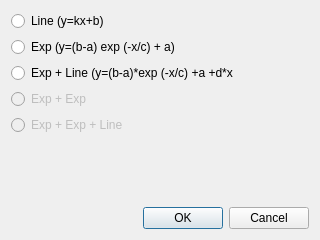
Before: the Qt Designer form src/client/selectapproximationdialog.ui in uazure/qLab, drawn with Qt 5.
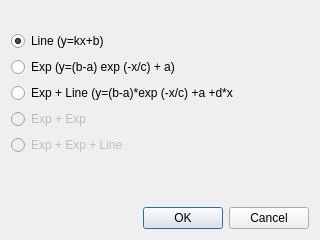
After: the same form once the commit is applied.

Commit message:
Finished first version of approximation dialogs.
Next step is to call approximation functions and debug their output.

```diff
--- a/src/client/selectapproximationdialog.ui
+++ b/src/client/selectapproximationdialog.ui
@@ -14,11 +14,24 @@
    <string>Select approximation function</string>
   </property>
   <layout class="QVBoxLayout" name="verticalLayout">
+   <item>
+    <widget class="QLabel" name="label">
+     <property name="text">
+      <string/>
+     </property>
+     <property name="alignment">
+      <set>Qt::AlignCenter</set>
+     </property>
+    </widget>
+   </item>
    <item>
     <widget class="QRadioButton" name="approximation0">
      <property name="text">
       <string>Line (y=kx+b)</string>
      </property>
+     <property name="checked">
+      <bool>true</bool>
+     </property>
     </widget>
    </item>
    <item>
```
The commit also changes 4 other files.
